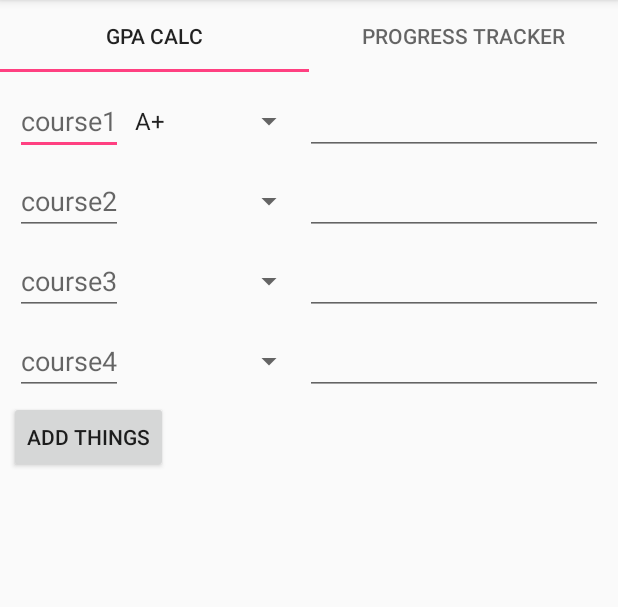
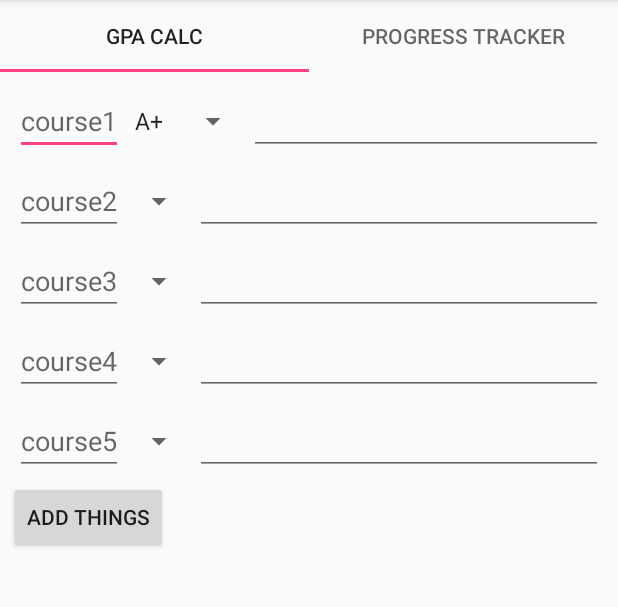
Before and after one commit to blaq-6THREE/Student-Progress, an Android app: the screen it shows after launch (MainActivity), on a phone screen of 412 x 824 dp, the part 84-691 px from its top. Run offline under Robolectric (Android 15) with nearby library versions, the phone set to English and light mode, and no system bars.

Commit message:
Still Not working properly, but a better updated verson

```diff
--- a/app/src/main/java/com/blaq/hylton/studentprogress/GradePointAverage.java
+++ b/app/src/main/java/com/blaq/hylton/studentprogress/GradePointAverage.java
@@ -20,10 +20,12 @@ public class GradePointAverage extends Fragment
     private Spinner mSpinner;
     private Button mButton;
     private LinearLayout masterLinearLayout;
+    private int counter;
 
     public View onCreateView(LayoutInflater inflater, ViewGroup container, Bundle savedInstanceState)
     {
         View view = inflater.inflate(R.layout.fragment_grade_point_average, container, false);
+        counter = 4;
 
         mSpinner = view.findViewById(R.id.grades_spinner_1);
         ArrayAdapter<CharSequence> adapter = ArrayAdapter.createFromResource(getContext(), R.array.grade_array, android.R.layout.simple_spinner_item);
@@ -37,10 +39,6 @@ public class GradePointAverage extends Fragment
             @Override
             public void onClick(View view)
             {
-//                TextView textView = new TextView(getContext());
-//                textView.setText("New");
-//
-//                masterLinearLayout.addView(textView);
                 createView(masterLinearLayout);
             }
         });
@@ -56,6 +54,7 @@ public class GradePointAverage extends Fragment
 
         //Create EditText
         EditText courseEditText = new EditText(getContext());
+        courseEditText.setHint("course" + counter);
 
         //Create Spinner and populate it
         Spinner spinner = new Spinner(getContext());
@@ -64,7 +63,9 @@ public class GradePointAverage extends Fragment
         spinner.setAdapter(adapter);
 
         //Create EditText
+        counter = counter + 1;
         EditText creditEditText = new EditText(getContext());
+        creditEditText.setHint("credit" + counter);
 
         linearLayout.addView(courseEditText);
         linearLayout.addView(spinner);
--- a/app/src/main/res/layout/fragment_grade_point_average.xml
+++ b/app/src/main/res/layout/fragment_grade_point_average.xml
@@ -1,14 +1,20 @@
 <?xml version="1.0" encoding="utf-8"?>
-<LinearLayout
+<ScrollView
     xmlns:android="http://schemas.android.com/apk/res/android"
     xmlns:tools="http://schemas.android.com/tools"
     android:layout_width="match_parent"
     android:layout_height="match_parent"
     android:orientation="vertical"
     android:padding="6dp"
-    android:id="@+id/linear_layout_master"
     tools:context=".GradePointAverage">
 
+    <LinearLayout
+        android:layout_width="match_parent"
+        android:layout_height="match_parent"
+        android:id="@+id/linear_layout_master"
+        android:orientation="vertical">
+
+        <!-- Content here -->
         <!-- TODO: Update blank fragment layout -->
         <LinearLayout
             android:id="@+id/linear_layout_1"
@@ -24,7 +30,7 @@
 
             <Spinner
                 android:id="@+id/grades_spinner_1"
-            android:layout_width="121dp"
+                android:layout_width="wrap_content"
                 android:layout_height="match_parent"/>
 
             <EditText
@@ -48,7 +54,7 @@
 
             <Spinner
                 android:id="@+id/grades_spinner_2"
-            android:layout_width="121dp"
+                android:layout_width="wrap_content"
                 android:layout_height="match_parent"/>
 
             <EditText
@@ -72,7 +78,7 @@
 
             <Spinner
                 android:id="@+id/grades_spinner_3"
-            android:layout_width="121dp"
+                android:layout_width="wrap_content"
                 android:layout_height="match_parent"/>
 
             <EditText
@@ -96,11 +102,35 @@
 
             <Spinner
                 android:id="@+id/grades_spinner_4"
-            android:layout_width="121dp"
+                android:layout_width="wrap_content"
                 android:layout_height="match_parent"/>
 
             <EditText
                 android:id="@+id/credit_4"
+                android:layout_width="match_parent"
+                android:layout_height="wrap_content"/>
+
+        </LinearLayout>
+
+        <LinearLayout
+            android:id="@+id/linear_layout_5"
+            android:orientation="horizontal"
+            android:padding="4dp"
+            android:layout_width="match_parent"
+            android:layout_height="wrap_content">
+
+            <EditText
+                android:hint="course5"
+                android:layout_width="wrap_content"
+                android:layout_height="wrap_content"/>
+
+            <Spinner
+                android:id="@+id/grades_spinner_5"
+                android:layout_width="wrap_content"
+                android:layout_height="match_parent"/>
+
+            <EditText
+                android:id="@+id/credit_5"
                 android:layout_width="match_parent"
                 android:layout_height="wrap_content"/>
 
@@ -111,4 +141,6 @@
             android:text="Add Things"
             android:layout_width="wrap_content"
             android:layout_height="wrap_content"/>
+
     </LinearLayout>
+</ScrollView>
```
Lines whose indentation alone changed are shown as unchanged.
